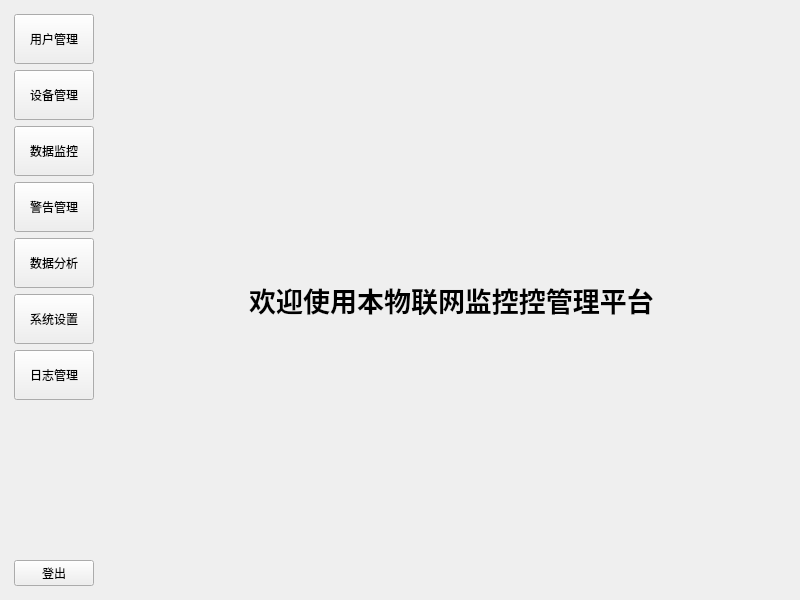
The window that SnailIOTMonitoring/src/ui/homewindow.ui (Amber-muyu/Qt_Project) describes before a commit, drawn with Qt 5.
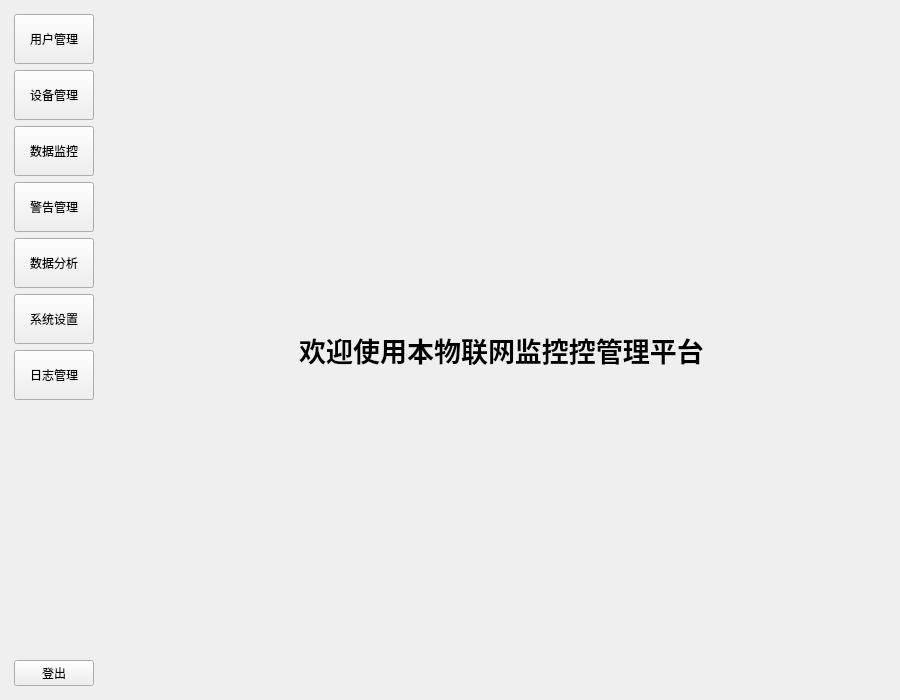
The same window after the commit.

```diff
--- a/SnailIOTMonitoring/src/ui/homewindow.ui
+++ b/SnailIOTMonitoring/src/ui/homewindow.ui
@@ -6,8 +6,8 @@
    <rect>
     <x>0</x>
     <y>0</y>
-    <width>800</width>
-    <height>600</height>
+    <width>900</width>
+    <height>700</height>
    </rect>
   </property>
   <property name="windowTitle">
```
